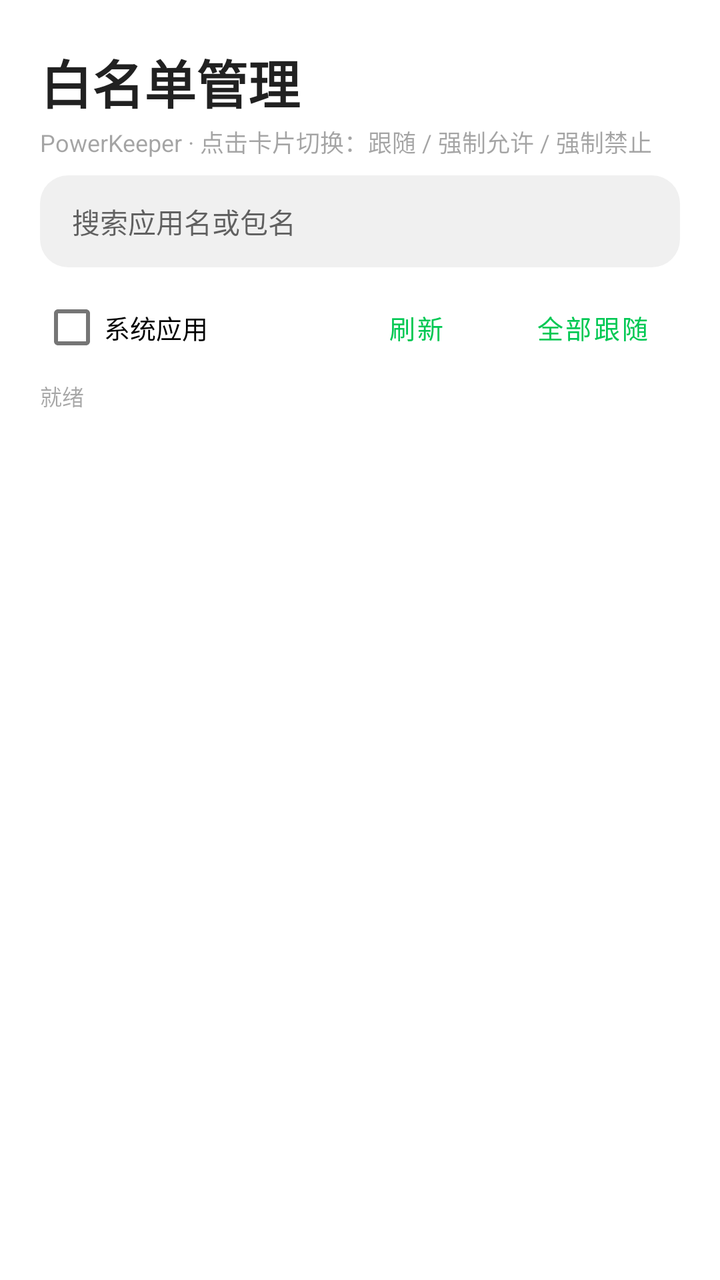
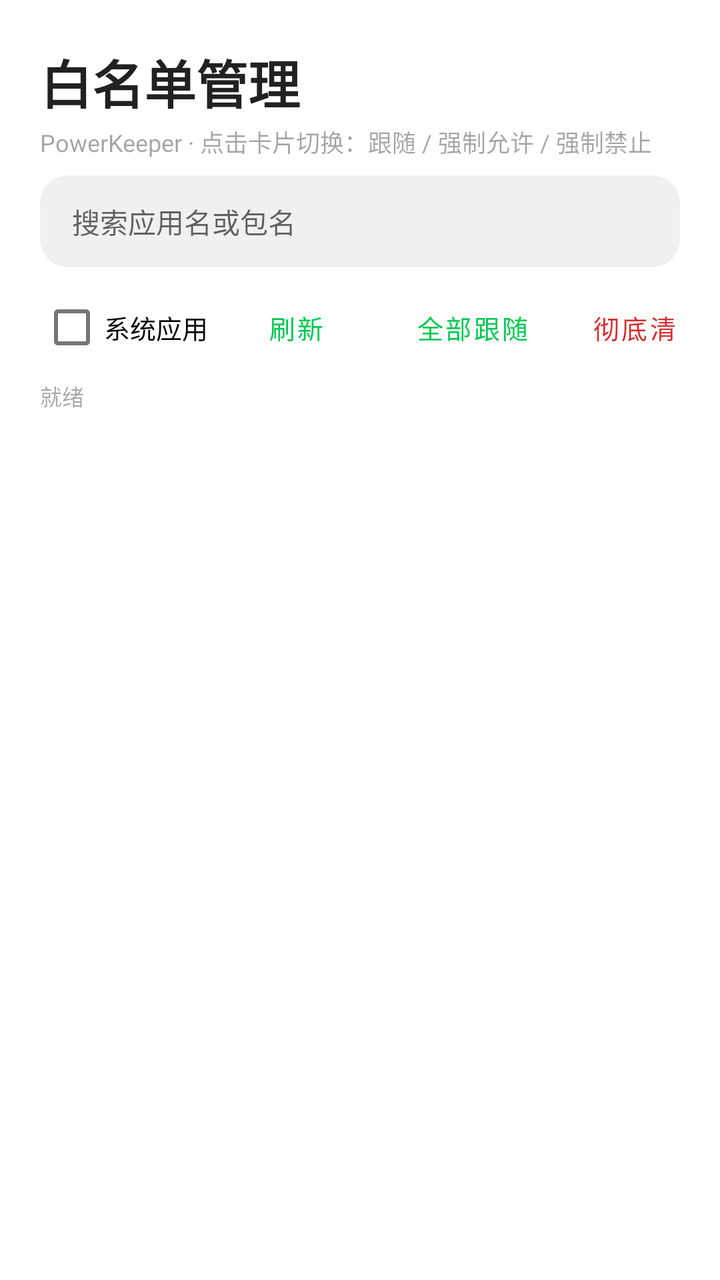

The first picture is an Android layout as it rendered before a commit; the second is the same layout after the commit. The layout source and the unified diff follow.
<!-- AndroidManifest.xml: application theme Theme.PKWhitelist -->
<!-- res/layout/activity_main.xml -->
<?xml version="1.0" encoding="utf-8"?>
<LinearLayout xmlns:android="http://schemas.android.com/apk/res/android"
    xmlns:app="http://schemas.android.com/apk/res-auto"
    android:layout_width="match_parent"
    android:layout_height="match_parent"
    android:orientation="vertical">

    <LinearLayout
        android:layout_width="match_parent"
        android:layout_height="wrap_content"
        android:orientation="vertical"
        android:paddingLeft="20dp"
        android:paddingTop="22dp"
        android:paddingRight="20dp"
        android:paddingBottom="8dp">

        <TextView
            android:layout_width="wrap_content"
            android:layout_height="wrap_content"
            android:text="白名单管理"
            android:textColor="?android:attr/textColorPrimary"
            android:textSize="26sp"
            android:textStyle="bold" />

        <TextView
            android:layout_width="wrap_content"
            android:layout_height="wrap_content"
            android:layout_marginTop="2dp"
            android:alpha="0.6"
            android:text="PowerKeeper · 点击卡片切换：跟随 / 强制允许 / 强制禁止"
            android:textColor="?android:attr/textColorSecondary"
            android:textSize="12sp" />
    </LinearLayout>

    <EditText
        android:id="@+id/et_search"
        android:layout_width="match_parent"
        android:layout_height="46dp"
        android:layout_marginLeft="20dp"
        android:layout_marginRight="20dp"
        android:background="@drawable/bg_search"
        android:hint="搜索应用名或包名"
        android:paddingLeft="16dp"
        android:paddingRight="16dp"
        android:singleLine="true"
        android:textSize="14sp" />

    <LinearLayout
        android:layout_width="match_parent"
        android:layout_height="wrap_content"
        android:layout_marginLeft="20dp"
        android:layout_marginTop="6dp"
        android:layout_marginRight="20dp"
        android:gravity="center_vertical"
        android:orientation="horizontal">

        <CheckBox
            android:id="@+id/cb_system"
            android:layout_width="wrap_content"
            android:layout_height="wrap_content"
            android:text="系统应用"
            android:textSize="13sp" />

        <View
            android:layout_width="0dp"
            android:layout_height="1dp"
            android:layout_weight="1" />

        <com.google.android.material.button.MaterialButton
            android:id="@+id/btn_refresh"
            style="@style/Widget.MaterialComponents.Button.TextButton"
            android:layout_width="wrap_content"
            android:layout_height="40dp"
            android:text="刷新"
            android:textSize="13sp" />

        <com.google.android.material.button.MaterialButton
            android:id="@+id/btn_reset"
            style="@style/Widget.MaterialComponents.Button.TextButton"
            android:layout_width="wrap_content"
            android:layout_height="40dp"
            android:text="全部跟随"
            android:textSize="13sp" />
    </LinearLayout>

    <TextView
        android:id="@+id/tv_status"
        android:layout_width="match_parent"
        android:layout_height="wrap_content"
        android:layout_marginLeft="20dp"
        android:layout_marginTop="2dp"
        android:layout_marginRight="20dp"
        android:alpha="0.65"
        android:text="就绪"
        android:textSize="11sp" />

    <TextView
        android:id="@+id/tv_diag"
        android:layout_width="match_parent"
        android:layout_height="wrap_content"
        android:layout_marginLeft="20dp"
        android:layout_marginRight="20dp"
        android:alpha="0.45"
        android:fontFamily="monospace"
        android:textSize="10sp" />

    <androidx.recyclerview.widget.RecyclerView
        android:id="@+id/rv"
        android:layout_width="match_parent"
        android:layout_height="0dp"
        android:layout_weight="1"
        android:layout_marginTop="4dp"
        android:clipToPadding="false"
        android:paddingBottom="16dp" />
</LinearLayout>
<!-- resources referenced by this layout -->
<resources>
  <!-- drawable bg_search (drawable) -->
  <?xml version="1.0" encoding="utf-8"?>
  <shape xmlns:android="http://schemas.android.com/apk/res/android"
      android:shape="rectangle">
      <corners android:radius="14dp" />
      <solid android:color="#0F000000" />
  </shape>
  <style name="Theme.PKWhitelist" parent="Theme.MaterialComponents.DayNight.NoActionBar">
          <item name="colorPrimary">@color/brand</item>
          <item name="colorPrimaryVariant">@color/brand_dark</item>
          <item name="colorOnPrimary">#0B1F16</item>
      </style>
  <color name="brand">#00C853</color>
  <color name="brand_dark">#009624</color>
</resources>

<!-- the commit's change to res/layout/activity_main.xml (unified diff, before → after) -->
@@ -81,6 +81,15 @@
             android:layout_height="40dp"
             android:text="全部跟随"
             android:textSize="13sp" />
+
+        <com.google.android.material.button.MaterialButton
+            android:id="@+id/btn_clear"
+            style="@style/Widget.MaterialComponents.Button.TextButton"
+            android:layout_width="wrap_content"
+            android:layout_height="40dp"
+            android:text="彻底清除"
+            android:textColor="#D32F2F"
+            android:textSize="13sp" />
     </LinearLayout>
 
     <TextView
